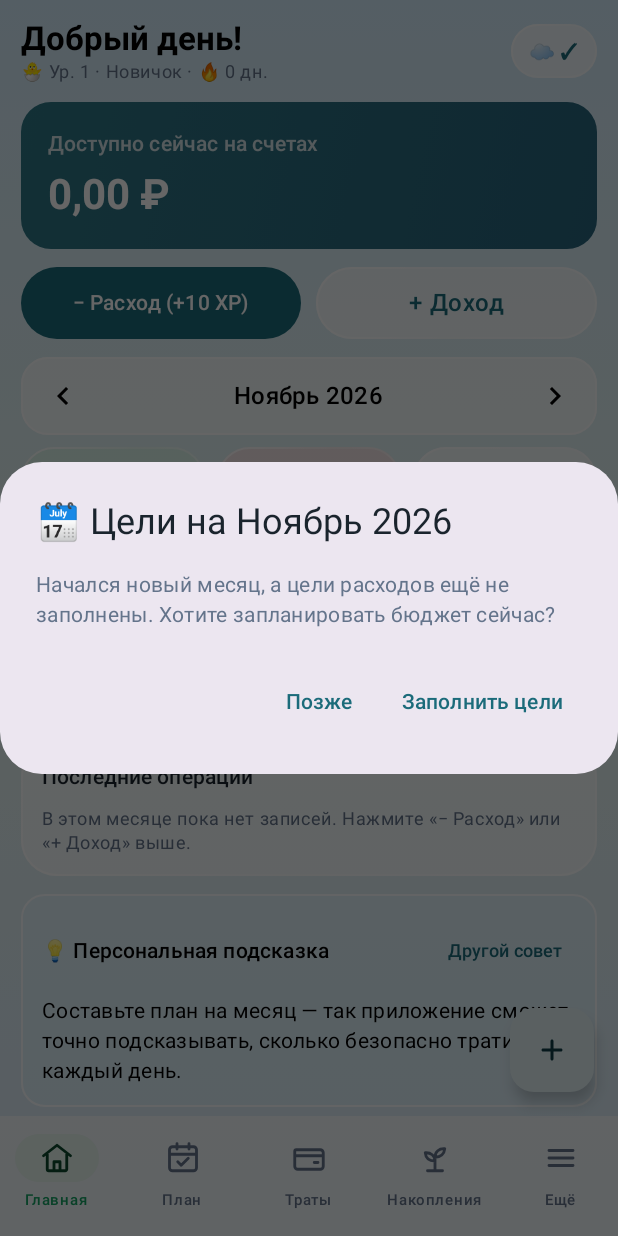
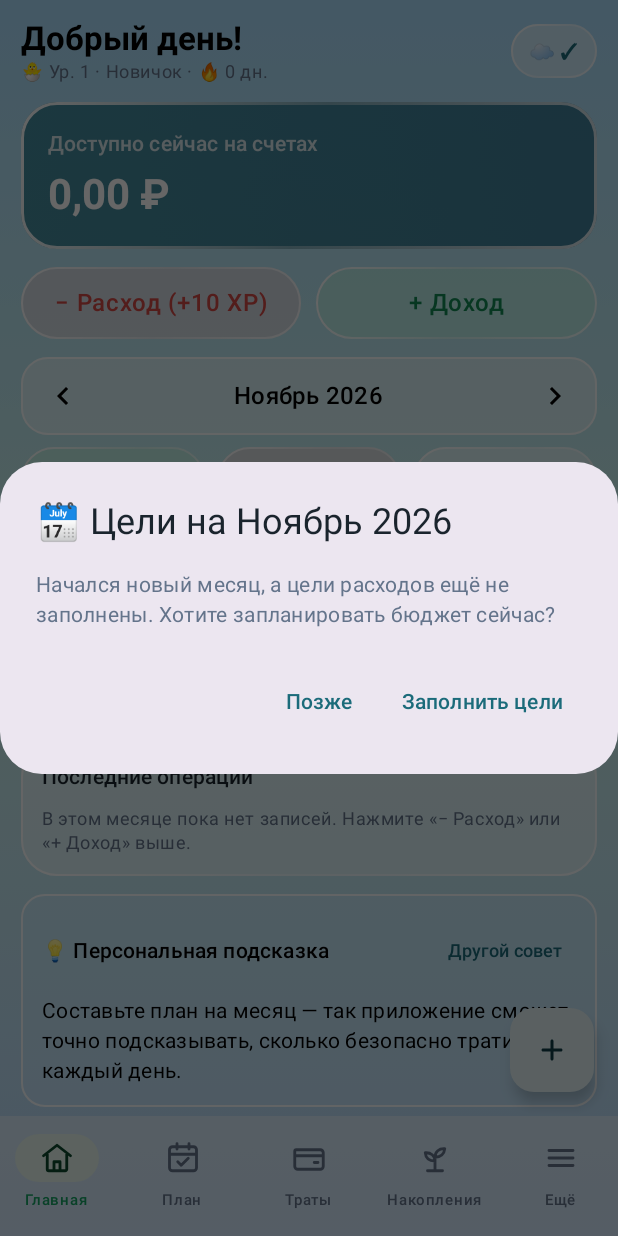
Before and after one commit to quickfid/Monetflw, an Android app built with Jetpack Compose: the screen it shows after launch (MainActivity), after a tap on "Пропустить", on a phone screen of 412 x 824 dp. Run offline under Robolectric (Android 15) with nearby library versions, the phone set to English and light mode, and no system bars; our stand-ins replace Room's generated code; network calls fail.

Commit message:
Усилить прозрачность Apple Liquid Glass: более воздушное стекло, ярче градиент фона и стеклянные кнопки Расход/Доход
Co-authored-by: arena-agent <297053741+arena-agent@users.noreply.github.com>

```diff
--- a/app/src/main/java/ru/familybudget/app/ui/HomeScreen.kt
+++ b/app/src/main/java/ru/familybudget/app/ui/HomeScreen.kt
@@ -158,15 +158,20 @@ fun HomeScreen(vm: BudgetViewModel, padding: PaddingValues) {
             }
         }
 
-        // 2. Главная акцентная карточка баланса (градиент)
+        // 2. Главная акцентная карточка баланса (полупрозрачное стекло со световой кромкой)
         item {
-            Box(
-                Modifier
-                    .fillMaxWidth()
-                    .clip(RoundedCornerShape(20.dp))
-                    .background(AppColors.heroBrush())
-                    .padding(18.dp)
+            Surface(
+                shape = RoundedCornerShape(24.dp),
+                color = Color.Transparent,
+                border = BorderStroke(1.4.dp, Sheet.glassBorderBrush()),
+                modifier = Modifier.fillMaxWidth()
             ) {
+                Box(
+                    Modifier
+                        .fillMaxWidth()
+                        .background(AppColors.heroBrush())
+                        .padding(18.dp)
+                ) {
                 Column(verticalArrangement = Arrangement.spacedBy(6.dp)) {
                     Text(
                         if (depositInfos.isEmpty()) "Доступно сейчас на счетах" else "Всего средств (счета + накопления)",
@@ -215,23 +220,33 @@ fun HomeScreen(vm: BudgetViewModel, padding: PaddingValues) {
                     }
                 }
             }
+            }
         }
 
         // 3. Практичные быстрые кнопки-капсулы в стиле Liquid Glass
         item {
             Row(Modifier.fillMaxWidth(), horizontalArrangement = Arrangement.spacedBy(10.dp)) {
-                Button(
-                    onClick = { vm.startNew(OpType.EXPENSE) },
-                    modifier = Modifier.weight(1f).height(48.dp),
-                    shape = RoundedCornerShape(50)
+                Surface(
+                    modifier = Modifier.weight(1f).height(48.dp).clickable { vm.startNew(OpType.EXPENSE) },
+                    shape = RoundedCornerShape(50),
+                    color = Sheet.tone(Tone.EXPENSE),
+                    border = BorderStroke(1.3.dp, Sheet.glassBorderBrush())
                 ) {
-                    Text("− Расход (+10 XP)", maxLines = 1, softWrap = false, fontWeight = FontWeight.SemiBold)
+                    Box(contentAlignment = Alignment.Center) {
+                        Text(
+                            "− Расход (+10 XP)",
+                            maxLines = 1,
+                            softWrap = false,
+                            fontWeight = FontWeight.SemiBold,
+                            color = expenseColor
+                        )
+                    }
                 }
                 Surface(
                     modifier = Modifier.weight(1f).height(48.dp).clickable { vm.startNew(OpType.INCOME) },
                     shape = RoundedCornerShape(50),
-                    color = Sheet.glass(),
-                    border = BorderStroke(1.2.dp, Sheet.glassBorderBrush())
+                    color = Sheet.tone(Tone.INCOME),
+                    border = BorderStroke(1.3.dp, Sheet.glassBorderBrush())
                 ) {
                     Box(contentAlignment = Alignment.Center) {
                         Text(
@@ -239,7 +254,7 @@ fun HomeScreen(vm: BudgetViewModel, padding: PaddingValues) {
                             maxLines = 1,
                             softWrap = false,
                             fontWeight = FontWeight.SemiBold,
-                            color = MaterialTheme.colorScheme.primary
+                            color = incomeColor
                         )
                     }
                 }
--- a/app/src/main/java/ru/familybudget/app/ui/Theme.kt
+++ b/app/src/main/java/ru/familybudget/app/ui/Theme.kt
@@ -11,30 +11,30 @@ import androidx.compose.ui.graphics.Color
 enum class Tone { NEUTRAL, INCOME, EXPENSE, WARN, SAVINGS }
 
 object Sheet {
-    @Composable fun header(): Color = if (isSystemInDarkTheme()) Color(0x59223631) else Color(0x99FFFFFF)
+    @Composable fun header(): Color = if (isSystemInDarkTheme()) Color(0x40223631) else Color(0x66FFFFFF)
     /** Настоящее полупрозрачное «жидкое стекло» (Apple Liquid Glass) без тени-артефакта. */
-    @Composable fun glass(): Color = if (isSystemInDarkTheme()) Color(0x52182623) else Color(0xA8FFFFFF)
-    @Composable fun border(): Color = if (isSystemInDarkTheme()) Color(0x40FFFFFF) else Color(0xCCFFFFFF)
+    @Composable fun glass(): Color = if (isSystemInDarkTheme()) Color(0x3D14222A) else Color(0x66FFFFFF)
+    @Composable fun border(): Color = if (isSystemInDarkTheme()) Color(0x4DFFFFFF) else Color(0xD9FFFFFF)
     @Composable fun glassBorderBrush(): Brush = if (isSystemInDarkTheme()) {
-        Brush.linearGradient(listOf(Color(0x55FFFFFF), Color(0x14FFFFFF), Color(0x33FFFFFF)))
+        Brush.linearGradient(listOf(Color(0x73FFFFFF), Color(0x1AFFFFFF), Color(0x45FFFFFF)))
     } else {
-        Brush.linearGradient(listOf(Color(0xF2FFFFFF), Color(0x55FFFFFF), Color(0xB3FFFFFF)))
+        Brush.linearGradient(listOf(Color(0xFAFFFFFF), Color(0x59FFFFFF), Color(0xCCFFFFFF)))
     }
     @Composable fun tone(t: Tone): Color = if (isSystemInDarkTheme()) {
         when (t) {
-            Tone.NEUTRAL -> Color(0x52182623)
-            Tone.INCOME -> Color(0x66123B2D)
-            Tone.EXPENSE -> Color(0x664A1E24)
-            Tone.WARN -> Color(0x664A3914)
-            Tone.SAVINGS -> Color(0x66473412)
+            Tone.NEUTRAL -> Color(0x3D14222A)
+            Tone.INCOME -> Color(0x4D124735)
+            Tone.EXPENSE -> Color(0x4D5C2229)
+            Tone.WARN -> Color(0x4D594316)
+            Tone.SAVINGS -> Color(0x4D543D14)
         }
     } else {
         when (t) {
-            Tone.NEUTRAL -> Color(0xA8FFFFFF)
-            Tone.INCOME -> Color(0xB3D8F5E7)
-            Tone.EXPENSE -> Color(0xB3FCE1E1)
-            Tone.WARN -> Color(0xB3FEF0CC)
-            Tone.SAVINGS -> Color(0xB3FDF1D2)
+            Tone.NEUTRAL -> Color(0x66FFFFFF)
+            Tone.INCOME -> Color(0x66B8F2D6)
+            Tone.EXPENSE -> Color(0x66FBCACA)
+            Tone.WARN -> Color(0x66FEE4A6)
+            Tone.SAVINGS -> Color(0x66FCE5AE)
         }
     }
 }
@@ -44,19 +44,19 @@ object AppColors {
     @Composable fun expense(): Color = if (isSystemInDarkTheme()) Color(0xFFF87171) else Color(0xFFD14845)
     @Composable fun warning(): Color = if (isSystemInDarkTheme()) Color(0xFFFBBF24) else Color(0xFFC47A10)
     @Composable fun savings(): Color = if (isSystemInDarkTheme()) Color(0xFFF59E0B) else Color(0xFFB87B12)
-    @Composable fun accentBlue(): Color = if (isSystemInDarkTheme()) Color(0x591B3342) else Color(0xA8E0F1FA)
+    @Composable fun accentBlue(): Color = if (isSystemInDarkTheme()) Color(0x471B3B4D) else Color(0x66CBE8FA)
 
-    /** Мягкий атмосферный градиент фона, сквозь который просвечивают стеклянные карточки. */
+    /** Насыщенный атмосферный градиент фона, сквозь который ярко просвечивают прозрачные стеклянные карточки. */
     @Composable fun ambientBackground(): Brush = if (isSystemInDarkTheme()) {
-        Brush.verticalGradient(listOf(Color(0xFF0C1D24), Color(0xFF0E1B1A), Color(0xFF0B1418)))
+        Brush.verticalGradient(listOf(Color(0xFF0A2433), Color(0xFF0D2824), Color(0xFF0B1C2B)))
     } else {
-        Brush.verticalGradient(listOf(Color(0xFFD4ECFA), Color(0xFFE4F2F0), Color(0xFFDAEBF8)))
+        Brush.verticalGradient(listOf(Color(0xFFAADDFB), Color(0xFFC8EFE9), Color(0xFFBADAFB)))
     }
 
     @Composable fun heroBrush(): Brush = if (isSystemInDarkTheme()) {
-        Brush.linearGradient(listOf(Color(0xCC1B4338), Color(0xCC12303B)))
+        Brush.linearGradient(listOf(Color(0xA61B4D42), Color(0xA612394A)))
     } else {
-        Brush.linearGradient(listOf(Color(0xE61B6B7A), Color(0xE6155670)))
+        Brush.linearGradient(listOf(Color(0xB81B6B7A), Color(0xB8145975)))
     }
 
     val chart: List<Color> = listOf(
```
